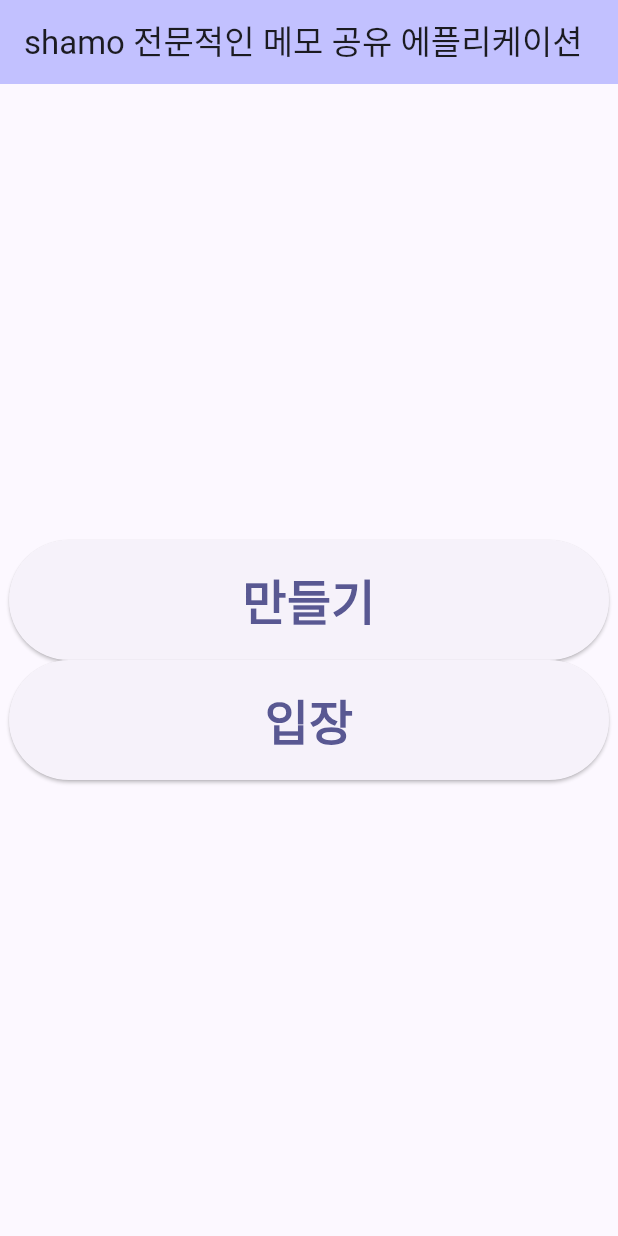
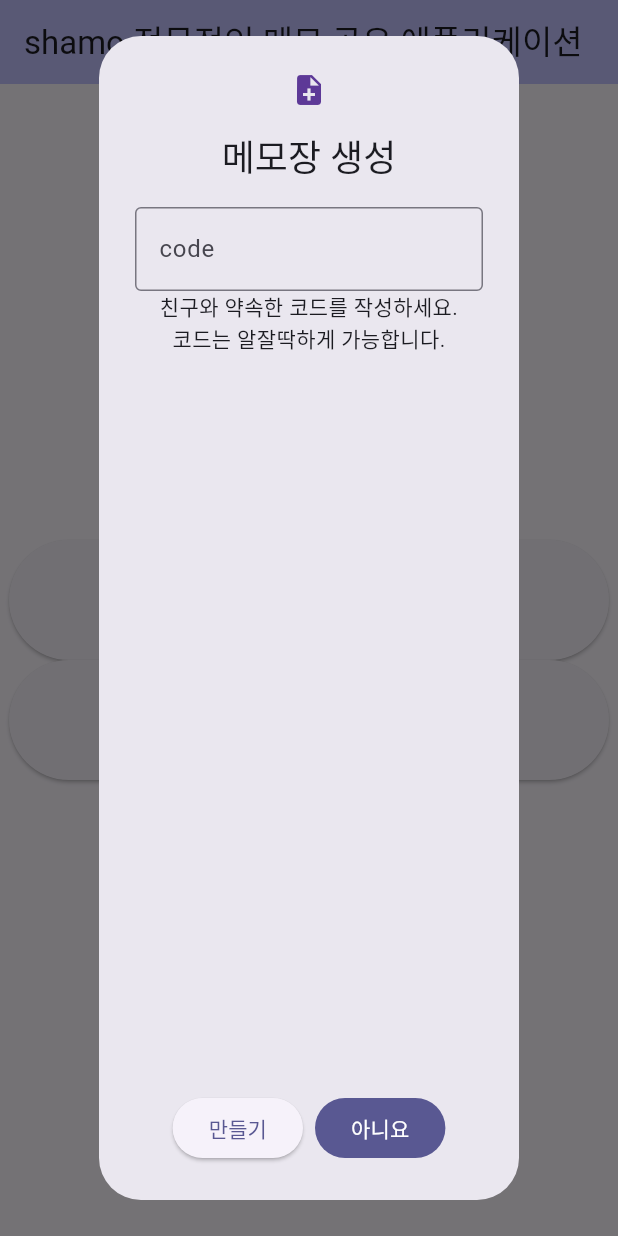
Before and after one commit to Standardrkd/shamo, a Flutter app: the screen it shows after launch, after a tap on "만들기", on a phone screen of 412 x 824 dp. Run offline on Flutter 3.47's test engine with Material 3 defaults, Android fonts, the phone set to English and light mode, and no system bars.

Commit message:
feat: Add input code dialog

```diff
--- a/lib/main.dart
+++ b/lib/main.dart
@@ -6,28 +6,11 @@ void main() {
 
 class MyApp extends StatelessWidget {
   const MyApp({super.key});
-
-  // This widget is the root of your application.
   @override
   Widget build(BuildContext context) {
     return MaterialApp(
       title: 'shamo',
       theme: ThemeData(
-        // This is the theme of your application.
-        //
-        // TRY THIS: Try running your application with "flutter run". You'll see
-        // the application has a blue toolbar. Then, without quitting the app,
-        // try changing the seedColor in the colorScheme below to Colors.green
-        // and then invoke "hot reload" (save your changes or press the "hot
-        // reload" button in a Flutter-supported IDE, or press "r" if you used
-        // the command line to start the app).
-        //
-        // Notice that the counter didn't reset back to zero; the application
-        // state is not lost during the reload. To reset the state, use hot
-        // restart instead.
-        //
-        // This works for code too, not just values: Most code changes can be
-        // tested with just a hot reload.
         colorScheme: ColorScheme.fromSeed(seedColor: Color.fromARGB(255, 136, 135, 236)),
         useMaterial3: true,
       ),
@@ -38,16 +21,6 @@ class MyApp extends StatelessWidget {
 
 class MyHomePage extends StatefulWidget {
   const MyHomePage({super.key, required this.title});
-
-  // This widget is the home page of your application. It is stateful, meaning
-  // that it has a State object (defined below) that contains fields that affect
-  // how it looks.
-
-  // This class is the configuration for the state. It holds the values (in this
-  // case the title) provided by the parent (in this case the App widget) and
-  // used by the build method of the State. Fields in a Widget subclass are
-  // always marked "final".
-
   final String title;
 
   @override
@@ -59,64 +32,105 @@ class _MyHomePageState extends State<MyHomePage> {
 
   void _incrementCounter() {
     setState(() {
-      // This call to setState tells the Flutter framework that something has
-      // changed in this State, which causes it to rerun the build method below
-      // so that the display can reflect the updated values. If we changed
-      // _counter without calling setState(), then the build method would not be
-      // called again, and so nothing would appear to happen.
       _counter++;
     });
   }
 
   @override
   Widget build(BuildContext context) {
-    // This method is rerun every time setState is called, for instance as done
-    // by the _incrementCounter method above.
-    //
-    // The Flutter framework has been optimized to make rerunning build methods
-    // fast, so that you can just rebuild anything that needs updating rather
-    // than having to individually change instances of widgets.
     return Scaffold(
       appBar: AppBar(
-        // TRY THIS: Try changing the color here to a specific color (to
-        // Colors.amber, perhaps?) and trigger a hot reload to see the AppBar
-        // change color while the other colors stay the same.
         backgroundColor: Theme.of(context).colorScheme.inversePrimary,
-        // Here we take the value from the MyHomePage object that was created by
-        // the App.build method, and use it to set our appbar title.
         title: Text(widget.title),
       ),
       body: Center(
-        // Center is a layout widget. It takes a single child and positions it
-        // in the middle of the parent.
         child: Column(
-          // Column is also a layout widget. It takes a list of children and
-          // arranges them vertically. By default, it sizes itself to fit its
-          // children horizontally, and tries to be as tall as its parent.
-          //
-          // Column has various properties to control how it sizes itself and
-          // how it positions its children. Here we use mainAxisAlignment to
-          // center the children vertically; the main axis here is the vertical
-          // axis because Columns are vertical (the cross axis would be
-          // horizontal).
-          //
-          // TRY THIS: Invoke "debug painting" (choose the "Toggle Debug Paint"
-          // action in the IDE, or press "p" in the console), to see the
-          // wireframe for each widget.
           mainAxisAlignment: MainAxisAlignment.center,
           children: <Widget>[
             ElevatedButton(
               style: ElevatedButton.styleFrom(
                 minimumSize: Size(400,80),
               ),
-              onPressed: () {},
+              onPressed: () {showDialog(
+  context: context,
+  barrierDismissible: false,
+  builder: (context) {
+    return AlertDialog(
+      icon: const Icon(Icons.note_add),
+      iconColor: Color.fromARGB(255, 93, 57, 151),
+      title: const Text("메모장 생성"),
+      content: Column(
+        children: [
+          TextField(
+            decoration: InputDecoration(
+              border: OutlineInputBorder(),
+              labelText: 'code'),
+          ),
+          const Text(
+            "친구와 약속한 코드를 작성하세요.\n코드는 알잘딱하게 가능합니다.",
+            textAlign: TextAlign.center,
+          ),
+        ],
+      ),
+      actions: [
+
+        ElevatedButton(
+          onPressed: () {},
+          child: const Text("만들기")
+        ),
+      FilledButton(
+          onPressed: () {
+            Navigator.pop(context);
+          },
+          child: const Text("아니요")
+        )],
+      actionsAlignment: MainAxisAlignment.center,
+    );
+  }
+);},
               child: Text('만들기',style: TextStyle(fontSize: 32.0, fontWeight: FontWeight.bold)
               ),
             ),ElevatedButton(
               style: ElevatedButton.styleFrom(
                 minimumSize: Size(400,80),
               ),
-              onPressed: () {},
+              onPressed: () {showDialog(
+  context: context,
+  barrierDismissible: false,
+  builder: (context) {
+    return AlertDialog(
+      icon: const Icon(Icons.note_add),
+      iconColor: Color.fromARGB(255, 93, 57, 151),
+      title: const Text("메모장 입장"),
+      content: Column(
+        children: [
+          TextField(
+            decoration: InputDecoration(
+              border: OutlineInputBorder(),
+              labelText: 'code'),
+          ),
+          const Text(
+            "친구와 약속한 코드를 작성하세요.\n코드는 알잘딱하게 가능합니다.",
+            textAlign: TextAlign.center,
+          ),
+        ],
+      ),
+      actions: [
+
+        ElevatedButton(
+          onPressed: () {},
+          child: const Text("입장")
+        ),
+      FilledButton(
+          onPressed: () {
+            Navigator.pop(context);
+          },
+          child: const Text("아니요")
+        )],
+      actionsAlignment: MainAxisAlignment.center,
+    );
+  }
+);},
               child: Text('입장',style: TextStyle(fontSize: 32.0, fontWeight: FontWeight.bold)
               ),
             ),
```
